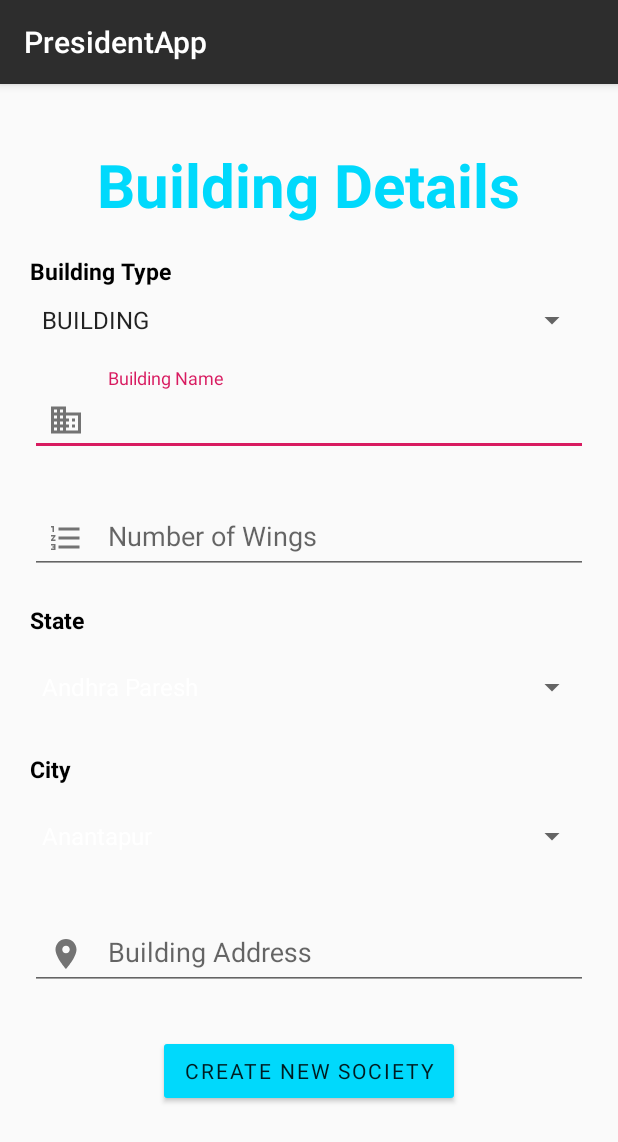
After one commit to kapilk62/PresidentApp, an Android app: the Create_New_Society screen opened directly, with no data from a screen before it, on a phone screen of 412 x 824 dp. The commit adds this screen. Shown: the top 1142 px of the screen. Run offline under Robolectric (Android 15) with nearby library versions, the phone set to English and light mode, and no system bars; our stand-ins replace Firebase (no records; nobody signed in at launch, a user with empty details on screens opened directly); Roboto replaces fonts that are not available here.

Commit message:
finnallly new building

```diff
--- /dev/null
+++ b/app/src/main/java/com/example/presidentapp/Create_New_Society.java
@@ -0,0 +1,146 @@
+package com.example.presidentapp;
+
+import androidx.appcompat.app.AppCompatActivity;
+
+import android.os.Bundle;
+import android.text.TextUtils;
+import android.view.View;
+import android.widget.AdapterView;
+import android.widget.ArrayAdapter;
+import android.widget.Button;
+import android.widget.Spinner;
+import android.widget.Toast;
+
+import com.example.presidentapp.Model.CreateNewSocietyModel;
+import com.example.presidentapp.Model.EventModel;
+import com.example.presidentapp.Model.Rule;
+import com.google.android.material.textfield.TextInputEditText;
+import com.google.firebase.database.DatabaseReference;
+import com.google.firebase.database.FirebaseDatabase;
+
+import java.sql.Struct;
+import java.util.ArrayList;
+
+public class Create_New_Society extends AppCompatActivity{
+
+    Spinner sp_state, sp_city, sp_buildingtype;
+    ArrayList<String> arrayList_parent;
+    ArrayAdapter<String> arrayAdapter_parent;
+
+    ArrayList<String> arrayList_AndhraPradesh, arrayList_ArunachalPradesh;
+    ArrayAdapter<String> arrayAdapter_child;
+
+    Button btnCreateNewSociety;
+    DatabaseReference databaseReferenceNewSociety;
+    TextInputEditText buildingname, buildingwings, buildingaddress;
+
+    @Override
+    protected void onCreate(Bundle savedInstanceState) {
+        super.onCreate(savedInstanceState);
+        setContentView(R.layout.activity_create__new__society);
+
+        sp_state = findViewById(R.id.building_state_spinner);
+        sp_city = findViewById(R.id.building_city_spinner);
+        sp_buildingtype = findViewById(R.id.building_type_spinner);
+        btnCreateNewSociety = findViewById(R.id.submit_new_society_button);
+        buildingname = findViewById(R.id.building_name);
+        buildingwings = findViewById(R.id.building_wings);
+        buildingaddress = findViewById(R.id.building_address);
+        databaseReferenceNewSociety = FirebaseDatabase.getInstance().getReference("New Buildings1");
+
+        arrayList_parent = new ArrayList<>();
+        arrayList_parent.add("Andhra Paresh");
+        arrayList_parent.add("Arunachal Pradesh");
+
+        arrayAdapter_parent = new ArrayAdapter<>(getApplication(),android.R.layout.simple_spinner_dropdown_item,arrayList_parent);
+
+        sp_state.setAdapter(arrayAdapter_parent);
+
+        btnCreateNewSociety.setOnClickListener(new View.OnClickListener(){
+            @Override
+            public void onClick(View v) {
+                CreateNewSociety();
+                finish();
+            }
+        });
+
+        //child City process
+        //position 0
+        arrayList_AndhraPradesh = new ArrayList<>();
+        arrayList_AndhraPradesh.add("Anantapur");
+        arrayList_AndhraPradesh.add("Chittoor");
+        arrayList_AndhraPradesh.add("East Godavari");
+        arrayList_AndhraPradesh.add("Guntur");
+        arrayList_AndhraPradesh.add("Krishna");
+        arrayList_AndhraPradesh.add("Kurnool");
+        arrayList_AndhraPradesh.add("Nellore");
+        arrayList_AndhraPradesh.add("Prakasam");
+        arrayList_AndhraPradesh.add("Srikakulam");
+        arrayList_AndhraPradesh.add("Visakhapatnam");
+        arrayList_AndhraPradesh.add("Vizianagaram");
+        arrayList_AndhraPradesh.add("West Godavari");
+        arrayList_AndhraPradesh.add("YSR Kadapa");
+        //position 1
+        arrayList_ArunachalPradesh = new ArrayList<>();
+        arrayList_ArunachalPradesh.add("Tawang");
+        arrayList_ArunachalPradesh.add("West Kameng");
+        arrayList_ArunachalPradesh.add("East Kameng");
+        arrayList_ArunachalPradesh.add("Papum Pare");
+        arrayList_ArunachalPradesh.add("Kurung Kumey");
+        arrayList_ArunachalPradesh.add("Kra Daadi");
+        arrayList_ArunachalPradesh.add("Lower Subansiri");
+        arrayList_ArunachalPradesh.add("Upper Subansiri");
+        arrayList_ArunachalPradesh.add("West Siang");
+        arrayList_ArunachalPradesh.add("East Siang");
+        arrayList_ArunachalPradesh.add("Siang");
+        arrayList_ArunachalPradesh.add("Upper Siang");
+        arrayList_ArunachalPradesh.add("Lower Siang");
+        arrayList_ArunachalPradesh.add("Lower Dibang Valley");
+        arrayList_ArunachalPradesh.add("Dibang Valley");
+        arrayList_ArunachalPradesh.add("Anjaw");
+        arrayList_ArunachalPradesh.add("Lohit");
+        arrayList_ArunachalPradesh.add("Namsai");
+        arrayList_ArunachalPradesh.add("Changlang");
+        arrayList_ArunachalPradesh.add("Tirap");
+        arrayList_ArunachalPradesh.add("Longding");
+
+
+        sp_state.setOnItemSelectedListener(new AdapterView.OnItemSelectedListener(){
+            @Override
+            public void onItemSelected(AdapterView<?> parent, View view, int position, long id) {
+                if(position==0){
+                    arrayAdapter_child=new ArrayAdapter<>(getApplicationContext(),android.R.layout.simple_spinner_dropdown_item,arrayList_AndhraPradesh);
+                }
+                if(position==1){
+                    arrayAdapter_child=new ArrayAdapter<>(getApplicationContext(),android.R.layout.simple_spinner_dropdown_item,arrayList_ArunachalPradesh);
+                }
+                sp_city.setAdapter(arrayAdapter_child);
+            }
+
+
+            @Override
+            public void onNothingSelected(AdapterView<?> parent) {
+
+            }
+        });
+    }
+
+    private void CreateNewSociety(){
+
+        String getbuildingtype =  sp_buildingtype.getSelectedItem().toString().trim();
+        String getbuildingstate = sp_state.getSelectedItem().toString().trim();
+        String getbuildingcity = sp_city.getSelectedItem().toString().trim();
+        String getbuildingname = buildingname.getText().toString().trim();
+        String getbuildingwings = buildingwings.getText().toString().trim();
+        String getbuildingaddress = buildingaddress.getText().toString().trim();
+
+        if(!TextUtils.isEmpty(getbuildingtype)){
+            String buildingId = databaseReferenceNewSociety.push().getKey();
+            CreateNewSocietyModel createNewSocietyModel = new CreateNewSocietyModel(buildingId, getbuildingtype,getbuildingname,getbuildingwings,getbuildingstate,getbuildingcity,getbuildingaddress);
+            databaseReferenceNewSociety.child(buildingId).setValue(createNewSocietyModel);
+            Toast.makeText(this,"New Society added",Toast.LENGTH_LONG).show();
+        }else{
+            Toast.makeText(this, "You should enter the type", Toast.LENGTH_LONG).show();
+        }
+    }
+}
--- /dev/null
+++ b/app/src/main/res/drawable/address.xml
@@ -0,0 +1,9 @@
+<vector xmlns:android="http://schemas.android.com/apk/res/android"
+        android:width="24dp"
+        android:height="24dp"
+        android:viewportWidth="24.0"
+        android:viewportHeight="24.0">
+    <path
+        android:fillColor="#FF000000"
+        android:pathData="M12,2C8.13,2 5,5.13 5,9c0,5.25 7,13 7,13s7,-7.75 7,-13c0,-3.87 -3.13,-7 -7,-7zM12,11.5c-1.38,0 -2.5,-1.12 -2.5,-2.5s1.12,-2.5 2.5,-2.5 2.5,1.12 2.5,2.5 -1.12,2.5 -2.5,2.5z"/>
+</vector>
--- /dev/null
+++ b/app/src/main/res/drawable/wings.xml
@@ -0,0 +1,9 @@
+<vector xmlns:android="http://schemas.android.com/apk/res/android"
+        android:width="24dp"
+        android:height="24dp"
+        android:viewportWidth="24.0"
+        android:viewportHeight="24.0">
+    <path
+        android:fillColor="#FF000000"
+        android:pathData="M2,17h2v0.5L3,17.5v1h1v0.5L2,19v1h3v-4L2,16v1zM3,8h1L4,4L2,4v1h1v3zM2,11h1.8L2,13.1v0.9h3v-1L3.2,13L5,10.9L5,10L2,10v1zM7,5v2h14L21,5L7,5zM7,19h14v-2L7,17v2zM7,13h14v-2L7,11v2z"/>
+</vector>
--- /dev/null
+++ b/app/src/main/res/layout/activity_create__new__society.xml
@@ -0,0 +1,149 @@
+<?xml version="1.0" encoding="utf-8"?>
+<LinearLayout xmlns:android="http://schemas.android.com/apk/res/android"
+    xmlns:app="http://schemas.android.com/apk/res-auto"
+    xmlns:tools="http://schemas.android.com/tools"
+    android:layout_width="match_parent"
+    android:layout_height="match_parent"
+    android:orientation="vertical"
+    tools:context=".Create_New_Society">
+
+    <ScrollView
+        android:layout_width="wrap_content"
+        android:layout_height="wrap_content">
+
+        <LinearLayout
+            android:layout_width="match_parent"
+            android:layout_height="match_parent"
+            android:orientation="vertical"
+            android:padding="20dp"
+            tools:context=".Create_New_Society">
+
+            <TextView
+                android:layout_width="wrap_content"
+                android:layout_height="wrap_content"
+                android:layout_gravity="center"
+                android:layout_marginTop="20dp"
+                android:text="Building Details"
+                android:textColor="@color/lightblue"
+                android:textSize="40dp"
+                android:textStyle="bold"
+                tools:layout_editor_absoluteX="161dp"
+                tools:layout_editor_absoluteY="23dp"
+                tools:text="Building Details" />
+
+            <TextView
+                android:layout_width="wrap_content"
+                android:layout_height="wrap_content"
+                android:layout_marginTop="20dp"
+                android:text="Building Type"
+                android:textColor="@color/black"
+                android:textSize="15dp"
+                android:textStyle="bold"/>
+
+            <Spinner
+                android:id="@+id/building_type_spinner"
+                android:layout_width="372dp"
+                android:layout_height="wrap_content"
+                android:layout_marginTop="10dp"
+                android:entries="@array/BuildingType"
+                tools:layout_editor_absoluteX="1dp"
+                tools:layout_editor_absoluteY="76dp" />
+
+            <com.google.android.material.textfield.TextInputLayout
+
+                android:layout_width="match_parent"
+                android:layout_height="wrap_content"
+                android:hint="Building Name"
+                app:boxBackgroundColor="@color/white"
+                android:layout_marginTop="20dp"
+                app:helperTextEnabled="true"
+                app:startIconDrawable="@drawable/ic_business_black_24dp"
+                tools:ignore="MissingConstraints">
+
+                <com.google.android.material.textfield.TextInputEditText
+                    android:id="@+id/building_name"
+                    android:layout_width="match_parent"
+                    android:layout_height="wrap_content" />
+            </com.google.android.material.textfield.TextInputLayout>
+
+            <com.google.android.material.textfield.TextInputLayout
+
+                android:layout_width="match_parent"
+                android:layout_height="wrap_content"
+                android:hint="Number of Wings"
+                app:boxBackgroundColor="@color/white"
+                android:layout_marginTop="20dp"
+                app:helperTextEnabled="true"
+                app:startIconDrawable="@drawable/wings"
+                tools:ignore="MissingConstraints">
+
+                <com.google.android.material.textfield.TextInputEditText
+                    android:id="@+id/building_wings"
+                    android:layout_width="match_parent"
+                    android:layout_height="wrap_content" />
+            </com.google.android.material.textfield.TextInputLayout>
+
+            <TextView
+                android:layout_width="wrap_content"
+                android:layout_height="wrap_content"
+                android:text="State"
+                android:layout_marginTop="20dp"
+                android:textColor="@color/black"
+                android:textSize="15dp"
+                android:textStyle="bold"/>
+
+            <Spinner
+                android:id="@+id/building_state_spinner"
+                android:layout_width="372dp"
+                android:layout_height="wrap_content"
+                android:layout_marginTop="10dp"
+                tools:layout_editor_absoluteX="1dp"
+                tools:layout_editor_absoluteY="76dp" />
+
+            <TextView
+                android:layout_width="wrap_content"
+                android:layout_height="wrap_content"
+                android:text="City"
+                android:layout_marginTop="20dp"
+                android:textColor="@color/black"
+                android:textSize="15dp"
+                android:textStyle="bold"/>
+
+            <Spinner
+                android:id="@+id/building_city_spinner"
+                android:layout_width="372dp"
+                android:layout_height="wrap_content"
+                android:layout_marginTop="10dp"
+                tools:layout_editor_absoluteX="1dp"
+                tools:layout_editor_absoluteY="76dp" />
+
+            <com.google.android.material.textfield.TextInputLayout
+
+                android:layout_width="match_parent"
+                android:layout_height="wrap_content"
+                android:hint="Building Address"
+                app:boxBackgroundColor="@color/white"
+                android:layout_marginTop="20dp"
+                app:helperTextEnabled="true"
+                app:startIconDrawable="@drawable/address"
+                tools:ignore="MissingConstraints">
+
+                <com.google.android.material.textfield.TextInputEditText
+                    android:id="@+id/building_address"
+                    android:layout_width="match_parent"
+                    android:layout_height="wrap_content"
+                    android:inputType="textMultiLine"/>
+            </com.google.android.material.textfield.TextInputLayout>
+
+            <Button
+
+                android:id="@+id/submit_new_society_button"
+                style="@style/TextAppearance.App.Button"
+                android:layout_width="201dp"
+                android:layout_height="wrap_content"
+                android:layout_gravity="center"
+                android:layout_marginTop="30dp"
+                android:text="Create New Society" />
+        </LinearLayout>
+    </ScrollView>
+</LinearLayout>
```
Also changed, not shown: app/src/main/AndroidManifest.xml (+39 -18 lines), app/src/main/java/com/example/presidentapp/Join_Building_Page.java (added, +24 -0 lines), app/src/main/java/com/example/presidentapp/Join_Your_Building.java (added, +14 -0 lines), app/src/main/java/com/example/presidentapp/Model/CreateNewSocietyModel.java (added, +52 -0 lines), app/src/main/res/layout/activity_join__building__page.xml (added, +27 -0 lines), app/src/main/res/layout/activity_join__your__building.xml (added, +9 -0 lines), app/src/main/res/values/strings.xml (+26 -26 lines), 6 other files.
